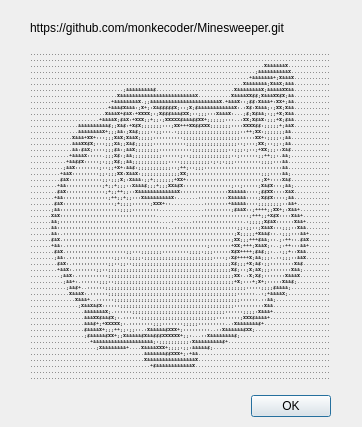
First picture: the form in gui/minesweeper_about.ui, repository monkecoder/Minesweeper, before the edit.
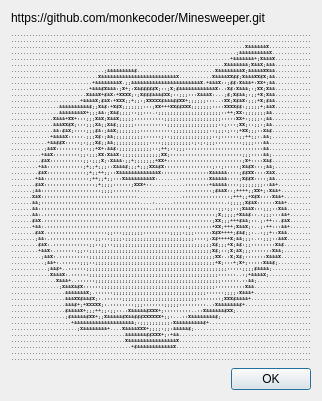
Second picture: the form after the edit.

Commit message: Fixed labels in about program dialog

Diff of the .ui file:
```diff
--- a/gui/minesweeper_about.ui
+++ b/gui/minesweeper_about.ui
@@ -6,51 +6,23 @@
    <rect>
     <x>0</x>
     <y>0</y>
-    <width>362</width>
-    <height>427</height>
+    <width>318</width>
+    <height>400</height>
    </rect>
   </property>
   <property name="windowTitle">
    <string>Dialog</string>
   </property>
-  <widget class="QDialogButtonBox" name="buttonBox">
-   <property name="geometry">
-    <rect>
-     <x>30</x>
-     <y>390</y>
-     <width>301</width>
-     <height>32</height>
-    </rect>
-   </property>
-   <property name="orientation">
-    <enum>Qt::Orientation::Horizontal</enum>
-   </property>
-   <property name="standardButtons">
-    <set>QDialogButtonBox::StandardButton::Ok</set>
-   </property>
-  </widget>
+  <layout class="QVBoxLayout" name="verticalLayout">
+   <item>
   <widget class="QLabel" name="label">
-   <property name="geometry">
-    <rect>
-     <x>30</x>
-     <y>20</y>
-     <width>341</width>
-     <height>16</height>
-    </rect>
-   </property>
    <property name="text">
     <string>https://github.com/monkecoder/Minesweeper.git</string>
    </property>
   </widget>
+   </item>
+   <item>
   <widget class="QLabel" name="label_2">
-   <property name="geometry">
-    <rect>
-     <x>30</x>
-     <y>50</y>
-     <width>301</width>
-     <height>331</height>
-    </rect>
-   </property>
    <property name="font">
     <font>
      <family>Courier</family>
@@ -116,6 +88,18 @@
 ....................................................................................................</string>
    </property>
   </widget>
+   </item>
+   <item>
+    <widget class="QDialogButtonBox" name="buttonBox">
+     <property name="orientation">
+      <enum>Qt::Orientation::Horizontal</enum>
+     </property>
+     <property name="standardButtons">
+      <set>QDialogButtonBox::StandardButton::Ok</set>
+     </property>
+    </widget>
+   </item>
+  </layout>
  </widget>
  <resources/>
  <connections>
```
Lines whose indentation alone changed are shown as unchanged. The commit also changes 1 other file.
